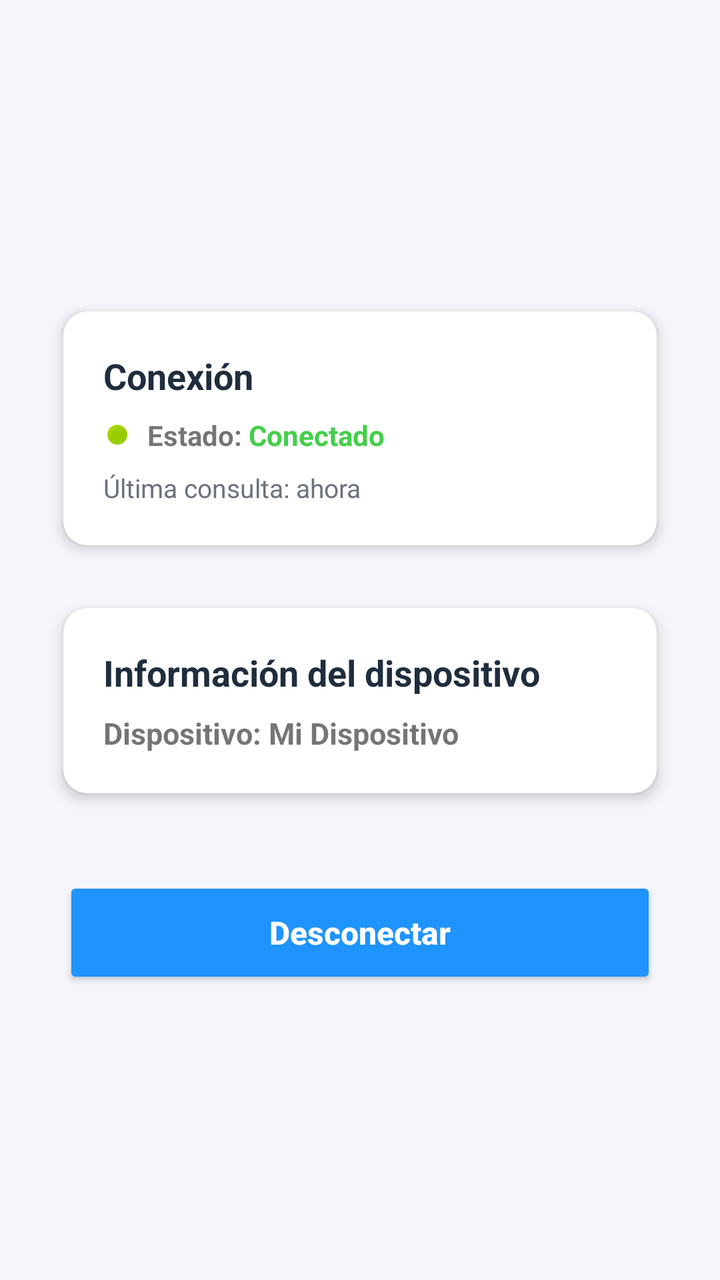
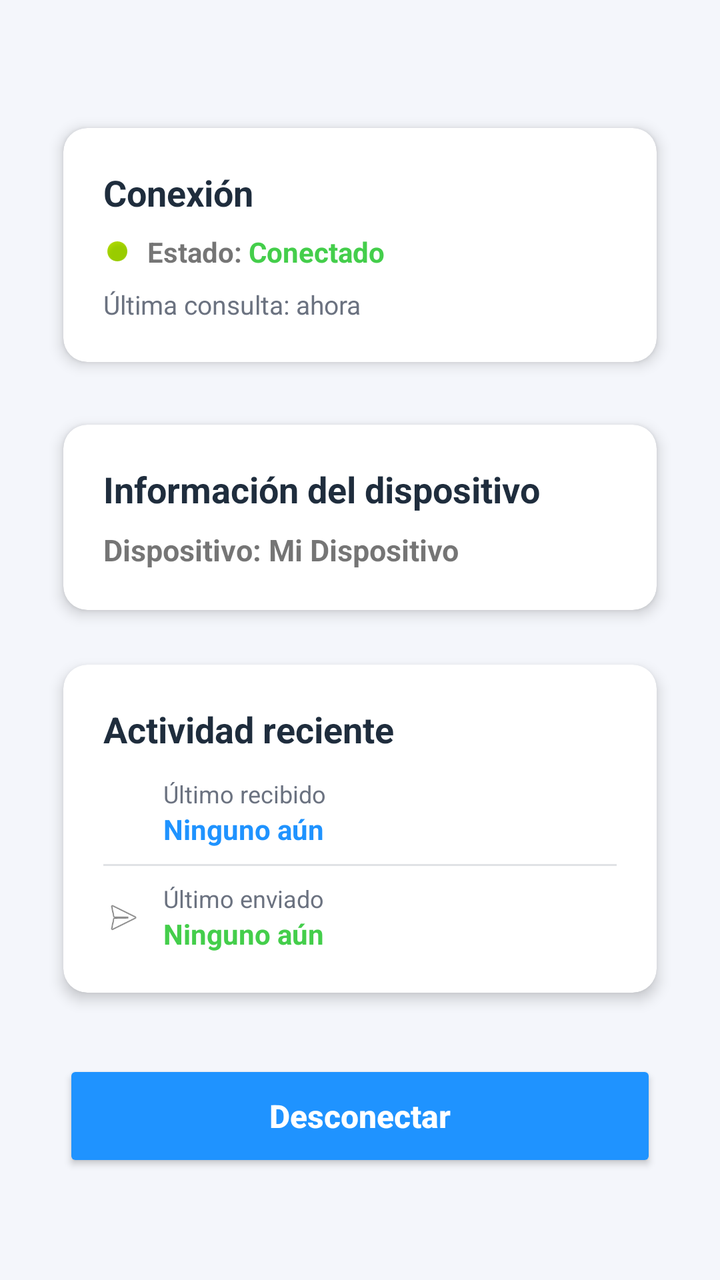

Screens rendered from an Android XML layout before and after an edit, with the pre-edit source and the edit as a unified diff.
<!-- AndroidManifest.xml: activity theme Theme.AppCompat.Light.NoActionBar -->
<!-- res/layout/activity_main.xml -->
<?xml version="1.0" encoding="utf-8"?>
<androidx.constraintlayout.widget.ConstraintLayout
    xmlns:android="http://schemas.android.com/apk/res/android"
    xmlns:app="http://schemas.android.com/apk/res-auto"
    android:layout_width="match_parent"
    android:layout_height="match_parent"
    android:padding="24dp"
    android:background="@color/chatwoot_background">

    <androidx.cardview.widget.CardView
        android:id="@+id/status_card"
        android:layout_width="0dp"
        android:layout_height="wrap_content"
        android:layout_marginBottom="12dp"
        app:cardBackgroundColor="@color/chatwoot_card"
        app:cardCornerRadius="12dp"
        app:cardElevation="4dp"
        app:cardUseCompatPadding="true"
        app:layout_constraintBottom_toTopOf="@+id/info_card"
        app:layout_constraintEnd_toEndOf="parent"
        app:layout_constraintStart_toStartOf="parent"
        app:layout_constraintTop_toTopOf="parent"
        app:layout_constraintVertical_chainStyle="packed">

        <LinearLayout
            android:layout_width="match_parent"
            android:layout_height="wrap_content"
            android:orientation="vertical"
            android:padding="20dp">

            <TextView
                android:id="@+id/text_status_title"
                android:layout_width="wrap_content"
                android:layout_height="wrap_content"
                android:text="Conexión"
                android:textStyle="bold"
                android:textSize="18sp"
                android:textColor="@color/chatwoot_text_primary" />

            <LinearLayout
                android:layout_width="match_parent"
                android:layout_height="wrap_content"
                android:layout_marginTop="8dp"
                android:gravity="start|center_vertical"
                android:orientation="horizontal">

                <ImageView
                    android:id="@+id/image_status_dot"
                    android:layout_width="14dp"
                    android:layout_height="14dp"
                    android:layout_marginEnd="8dp"
                    android:src="@android:drawable/presence_online"
                    android:contentDescription="Status indicator" />

                <TextView
                    android:id="@+id/text_status_label"
                    android:layout_width="wrap_content"
                    android:layout_height="wrap_content"
                    android:text="Estado: "
                    android:textStyle="bold"
                    android:textSize="14sp" />

                <TextView
                    android:id="@+id/text_status_value"
                    android:layout_width="wrap_content"
                    android:layout_height="wrap_content"
                    android:text="Conectado"
                    android:textColor="@color/chatwoot_success"
                    android:textSize="14sp"
                    android:textStyle="bold" />
            </LinearLayout>

            <TextView
                android:id="@+id/text_last_poll"
                android:layout_width="wrap_content"
                android:layout_height="wrap_content"
                android:layout_marginTop="8dp"
                android:text="Última consulta: ahora"
                android:textSize="13sp"
                android:textColor="@color/chatwoot_text_secondary" />
        </LinearLayout>
    </androidx.cardview.widget.CardView>

    <androidx.cardview.widget.CardView
        android:id="@+id/info_card"
        android:layout_width="0dp"
        android:layout_height="wrap_content"
        app:cardBackgroundColor="@color/chatwoot_card"
        app:cardCornerRadius="12dp"
        app:cardElevation="4dp"
        app:cardUseCompatPadding="true"
        app:layout_constraintTop_toBottomOf="@id/status_card"
        app:layout_constraintStart_toStartOf="parent"
        app:layout_constraintEnd_toEndOf="parent"
        android:layout_marginBottom="16dp"
        app:layout_constraintBottom_toTopOf="@+id/button_disconnect">

        <LinearLayout
            android:orientation="vertical"
            android:layout_width="match_parent"
            android:layout_height="wrap_content"
            android:padding="20dp">

            <TextView
                android:id="@+id/text_info_title"
                android:layout_width="wrap_content"
                android:layout_height="wrap_content"
                android:text="Información del dispositivo"
                android:textStyle="bold"
                android:textSize="18sp"
                android:textColor="@color/chatwoot_text_primary" />

            <TextView
                android:id="@+id/text_device_name"
                android:layout_width="match_parent"
                android:layout_height="wrap_content"
                android:layout_marginTop="8dp"
                android:text="Dispositivo: Mi Dispositivo"
                android:textStyle="bold"
                android:textSize="15sp" />

            <TextView
                android:id="@+id/text_site_url"
                android:layout_width="match_parent"
                android:layout_height="wrap_content"
                android:text="URL: https://example.com"
                android:layout_marginTop="4dp"
                android:autoLink="web"
                android:textSize="14sp"
                android:visibility="gone"/>
        </LinearLayout>
    </androidx.cardview.widget.CardView>

    <Button
        android:id="@+id/button_disconnect"
        android:layout_width="0dp"
        android:layout_height="56dp"
        android:text="Desconectar"
        android:textAllCaps="false"
        android:textSize="16sp"
        android:textStyle="bold"
        android:backgroundTint="@color/chatwoot_primary"
        android:textColor="@color/white"
        android:layout_marginTop="16dp"
        app:layout_constraintTop_toBottomOf="@id/info_card"
        app:layout_constraintStart_toStartOf="parent"
        app:layout_constraintEnd_toEndOf="parent"
        app:layout_constraintBottom_toBottomOf="parent"
        app:layout_constraintWidth_percent="0.95"/>

</androidx.constraintlayout.widget.ConstraintLayout>
<!-- resources referenced by this layout -->
<resources>
  <color name="chatwoot_background">#f4f6fb</color>
  <color name="chatwoot_card">#FFFFFF</color>
  <color name="chatwoot_primary">#1f93ff</color>
  <color name="chatwoot_success">#44ce4b</color>
  <color name="chatwoot_text_primary">#1f2d3d</color>
  <color name="chatwoot_text_secondary">#6B7280</color>
  <color name="white">#FFFFFFFF</color>
</resources>

<!-- the commit's change to res/layout/activity_main.xml (unified diff, before → after) -->
@@ -92,8 +92,8 @@
         app:layout_constraintTop_toBottomOf="@id/status_card"
         app:layout_constraintStart_toStartOf="parent"
         app:layout_constraintEnd_toEndOf="parent"
-        android:layout_marginBottom="16dp"
-        app:layout_constraintBottom_toTopOf="@+id/button_disconnect">
+        android:layout_marginBottom="8dp"
+        app:layout_constraintBottom_toTopOf="@+id/stats_card">
 
         <LinearLayout
             android:orientation="vertical"
@@ -128,6 +128,122 @@
                 android:autoLink="web"
                 android:textSize="14sp"
                 android:visibility="gone"/>
+        </LinearLayout>
+    </androidx.cardview.widget.CardView>
+
+    <androidx.cardview.widget.CardView
+        android:id="@+id/stats_card"
+        android:layout_width="0dp"
+        android:layout_height="wrap_content"
+        android:layout_marginBottom="8dp"
+        app:cardBackgroundColor="@color/chatwoot_card"
+        app:cardCornerRadius="12dp"
+        app:cardElevation="4dp"
+        app:cardUseCompatPadding="true"
+        app:layout_constraintTop_toBottomOf="@id/info_card"
+        app:layout_constraintStart_toStartOf="parent"
+        app:layout_constraintEnd_toEndOf="parent"
+        app:layout_constraintBottom_toTopOf="@+id/button_disconnect">
+
+        <LinearLayout
+            android:layout_width="match_parent"
+            android:layout_height="wrap_content"
+            android:orientation="vertical"
+            android:padding="20dp">
+
+            <TextView
+                android:layout_width="wrap_content"
+                android:layout_height="wrap_content"
+                android:text="Actividad reciente"
+                android:textStyle="bold"
+                android:textSize="18sp"
+                android:textColor="@color/chatwoot_text_primary"
+                android:layout_marginBottom="12dp" />
+
+            
+            <LinearLayout
+                android:layout_width="match_parent"
+                android:layout_height="wrap_content"
+                android:orientation="horizontal"
+                android:gravity="center_vertical"
+                android:layout_marginBottom="8dp">
+
+                <ImageView
+                    android:layout_width="20dp"
+                    android:layout_height="20dp"
+                    android:layout_marginEnd="10dp"
+                    android:src="@android:drawable/stat_notify_chat"
+                    android:contentDescription="Recibido" />
+
+                <LinearLayout
+                    android:layout_width="0dp"
+                    android:layout_height="wrap_content"
+                    android:layout_weight="1"
+                    android:orientation="vertical">
+
+                    <TextView
+                        android:layout_width="wrap_content"
+                        android:layout_height="wrap_content"
+                        android:text="Último recibido"
+                        android:textSize="12sp"
+                        android:textColor="@color/chatwoot_text_secondary" />
+
+                    <TextView
+                        android:id="@+id/text_last_received"
+                        android:layout_width="wrap_content"
+                        android:layout_height="wrap_content"
+                        android:text="Ninguno aún"
+                        android:textSize="14sp"
+                        android:textStyle="bold"
+                        android:textColor="@color/chatwoot_primary" />
+                </LinearLayout>
+            </LinearLayout>
+
+            <View
+                android:layout_width="match_parent"
+                android:layout_height="1dp"
+                android:background="@color/chatwoot_text_secondary"
+                android:alpha="0.2"
+                android:layout_marginBottom="8dp" />
+
+            
+            <LinearLayout
+                android:layout_width="match_parent"
+                android:layout_height="wrap_content"
+                android:orientation="horizontal"
+                android:gravity="center_vertical">
+
+                <ImageView
+                    android:layout_width="20dp"
+                    android:layout_height="20dp"
+                    android:layout_marginEnd="10dp"
+                    android:src="@android:drawable/ic_menu_send"
+                    android:contentDescription="Enviado" />
+
+                <LinearLayout
+                    android:layout_width="0dp"
+                    android:layout_height="wrap_content"
+                    android:layout_weight="1"
+                    android:orientation="vertical">
+
+                    <TextView
+                        android:layout_width="wrap_content"
+                        android:layout_height="wrap_content"
+                        android:text="Último enviado"
+                        android:textSize="12sp"
+                        android:textColor="@color/chatwoot_text_secondary" />
+
+                    <TextView
+                        android:id="@+id/text_last_sent"
+                        android:layout_width="wrap_content"
+                        android:layout_height="wrap_content"
+                        android:text="Ninguno aún"
+                        android:textSize="14sp"
+                        android:textStyle="bold"
+                        android:textColor="@color/chatwoot_success" />
+                </LinearLayout>
+            </LinearLayout>
+
         </LinearLayout>
     </androidx.cardview.widget.CardView>
 
@@ -142,7 +258,7 @@
         android:backgroundTint="@color/chatwoot_primary"
         android:textColor="@color/white"
         android:layout_marginTop="16dp"
-        app:layout_constraintTop_toBottomOf="@id/info_card"
+        app:layout_constraintTop_toBottomOf="@id/stats_card"
         app:layout_constraintStart_toStartOf="parent"
         app:layout_constraintEnd_toEndOf="parent"
         app:layout_constraintBottom_toBottomOf="parent"
